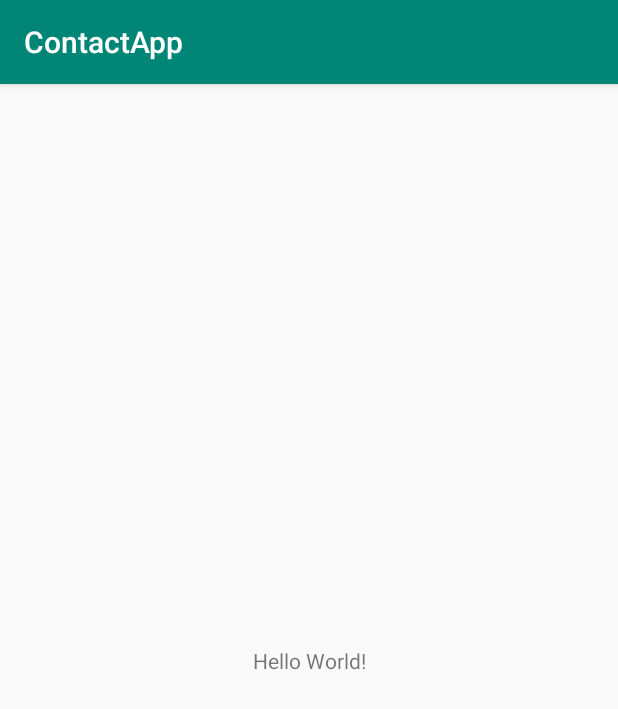
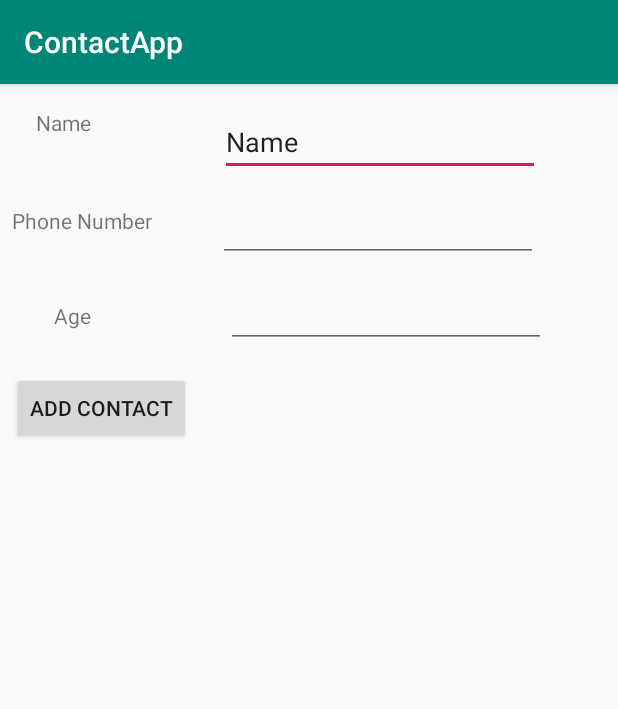
Before and after one commit to chmilk1/maronjames_SQLnotes, an Android app: the screen it shows after launch (MainActivity), on a phone screen of 412 x 824 dp. Shown: the top 709 px of the screen. Run offline under Robolectric (Android 15) with nearby library versions, the phone set to English and light mode, and no system bars.

Commit message:
myContactApp APK wont work

```diff
--- a/ContactApp/app/src/main/java/com/example/contactapp/DatabaseHelper.java
+++ b/ContactApp/app/src/main/java/com/example/contactapp/DatabaseHelper.java
@@ -1,5 +1,6 @@
 package com.example.contactapp;
 
+import android.content.ContentValues;
 import android.content.Context;
 import android.database.sqlite.SQLiteDatabase;
 import android.database.sqlite.SQLiteOpenHelper;
@@ -40,4 +41,6 @@ public class DatabaseHelper extends SQLiteOpenHelper {
         db.execSQL(SQL_DELETE_ENTRIES);
         db.execSQL(SQL_CREATE_ENTRIES);
     }
+
+
 }
--- a/ContactApp/app/src/main/java/com/example/contactapp/MainActivity.java
+++ b/ContactApp/app/src/main/java/com/example/contactapp/MainActivity.java
@@ -1,5 +1,7 @@
 package com.example.contactapp;
 
+import android.content.ContentValues;
+import android.database.sqlite.SQLiteDatabase;
 import android.support.v7.app.AppCompatActivity;
 import android.os.Bundle;
 import android.util.Log;
@@ -17,4 +19,21 @@ public class MainActivity extends AppCompatActivity {
         myDB = new DatabaseHelper(this);
         Log.d("MyContactApp", "MainActivity: myDB created");
     }
+
+    public boolean insertData(String name, int phoneNumber, int age){
+        Log.d("MyContactApp", "DatabaseHelper: inserting data");
+        SQLiteDatabase db = myDB.getWritableDatabase();
+        ContentValues cvs = new ContentValues();
+        cvs.put(myDB.COLUMN_NAME_CONTACT, name);
+        cvs.put(myDB.COLUMN_NAME_PHONE_NUMBER, phoneNumber);
+        cvs.put(myDB.COLUMN_NAME_AGE, age);
+        long result = db.insert(myDB.TABLE_NAME, null, cvs);
+        if(result == -1){
+            Log.d("MyContactApp", "DatabaseHelper: inserting data - FAILED");
+            return false;
+        } else {
+            Log.d("MyContactApp", "DatabaseHelper: inserting data - PASSED");
+            return true;
+        }
+    }
 }
--- a/ContactApp/app/src/main/res/layout/activity_main.xml
+++ b/ContactApp/app/src/main/res/layout/activity_main.xml
@@ -7,12 +7,83 @@
     tools:context=".MainActivity">
 
     <TextView
+        android:id="@+id/textView2"
+        android:layout_width="wrap_content"
+        android:layout_height="25dp"
+        android:layout_marginStart="24dp"
+        android:layout_marginTop="16dp"
+        android:text="Name"
+        app:layout_constraintStart_toStartOf="parent"
+        app:layout_constraintTop_toTopOf="parent" />
+
+    <EditText
+        android:id="@+id/nameText"
         android:layout_width="wrap_content"
         android:layout_height="wrap_content"
-        android:text="Hello World!"
-        app:layout_constraintBottom_toBottomOf="parent"
-        app:layout_constraintLeft_toLeftOf="parent"
-        app:layout_constraintRight_toRightOf="parent"
+        android:layout_marginStart="8dp"
+        android:layout_marginTop="16dp"
+        android:layout_marginEnd="8dp"
+        android:ems="10"
+        android:inputType="textPersonName"
+        android:text="Name"
+        app:layout_constraintEnd_toEndOf="parent"
+        app:layout_constraintHorizontal_bias="0.641"
+        app:layout_constraintStart_toEndOf="@+id/textView2"
         app:layout_constraintTop_toTopOf="parent" />
 
+    <EditText
+        android:id="@+id/phoneText"
+        android:layout_width="wrap_content"
+        android:layout_height="wrap_content"
+        android:layout_marginStart="44dp"
+        android:layout_marginTop="12dp"
+        android:ems="10"
+        android:inputType="phone"
+        app:layout_constraintStart_toEndOf="@+id/textView4"
+        app:layout_constraintTop_toBottomOf="@+id/nameText" />
+
+    <TextView
+        android:id="@+id/textView4"
+        android:layout_width="wrap_content"
+        android:layout_height="wrap_content"
+        android:layout_marginStart="8dp"
+        android:layout_marginTop="40dp"
+        android:text="Phone Number"
+        app:layout_constraintStart_toStartOf="parent"
+        app:layout_constraintTop_toBottomOf="@+id/textView2" />
+
+    <TextView
+        android:id="@+id/textView5"
+        android:layout_width="wrap_content"
+        android:layout_height="wrap_content"
+        android:layout_marginStart="36dp"
+        android:layout_marginTop="44dp"
+        android:text="Age"
+        app:layout_constraintStart_toStartOf="parent"
+        app:layout_constraintTop_toBottomOf="@+id/textView4" />
+
+    <EditText
+        android:id="@+id/ageText"
+        android:layout_width="wrap_content"
+        android:layout_height="wrap_content"
+        android:layout_marginTop="12dp"
+        android:layout_marginEnd="48dp"
+        android:ems="10"
+        android:inputType="number"
+        app:layout_constraintEnd_toEndOf="parent"
+        app:layout_constraintTop_toBottomOf="@+id/phoneText" />
+
+    <Button
+        android:id="@+id/addContactButton"
+        android:layout_width="wrap_content"
+        android:layout_height="wrap_content"
+        android:layout_marginStart="8dp"
+        android:layout_marginTop="28dp"
+        android:layout_marginEnd="8dp"
+        android:text="Add Contact"
+        app:layout_constraintEnd_toEndOf="parent"
+        app:layout_constraintHorizontal_bias="0.0"
+        app:layout_constraintStart_toStartOf="parent"
+        app:layout_constraintTop_toBottomOf="@+id/textView5" />
+
 </android.support.constraint.ConstraintLayout>
```
